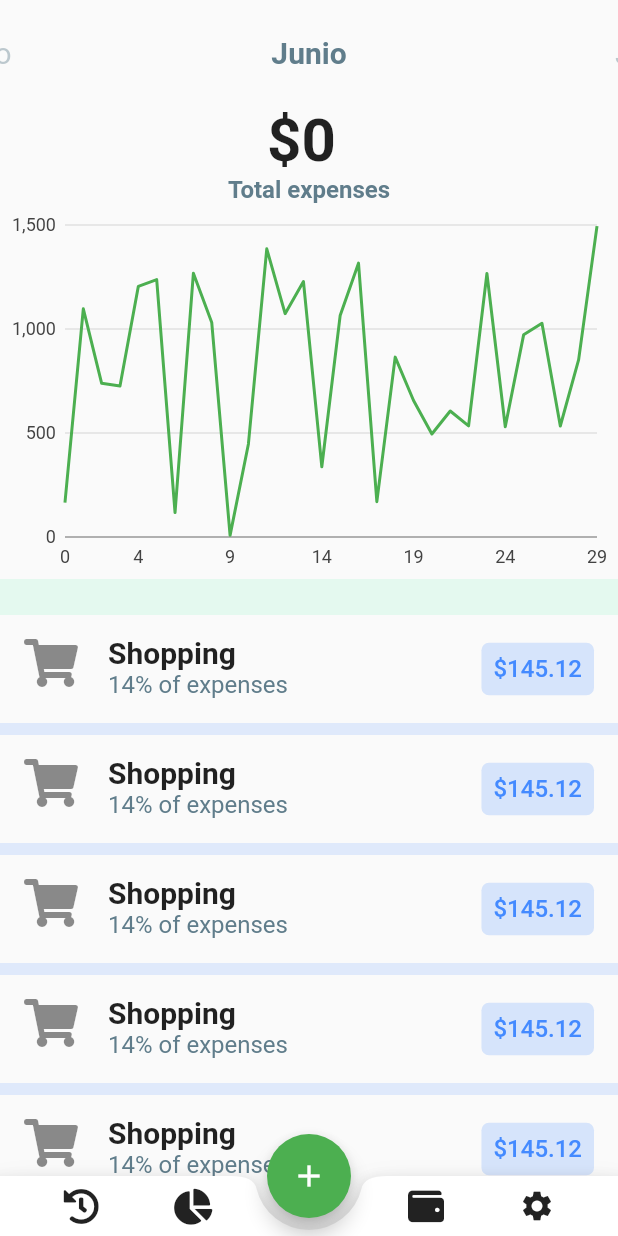
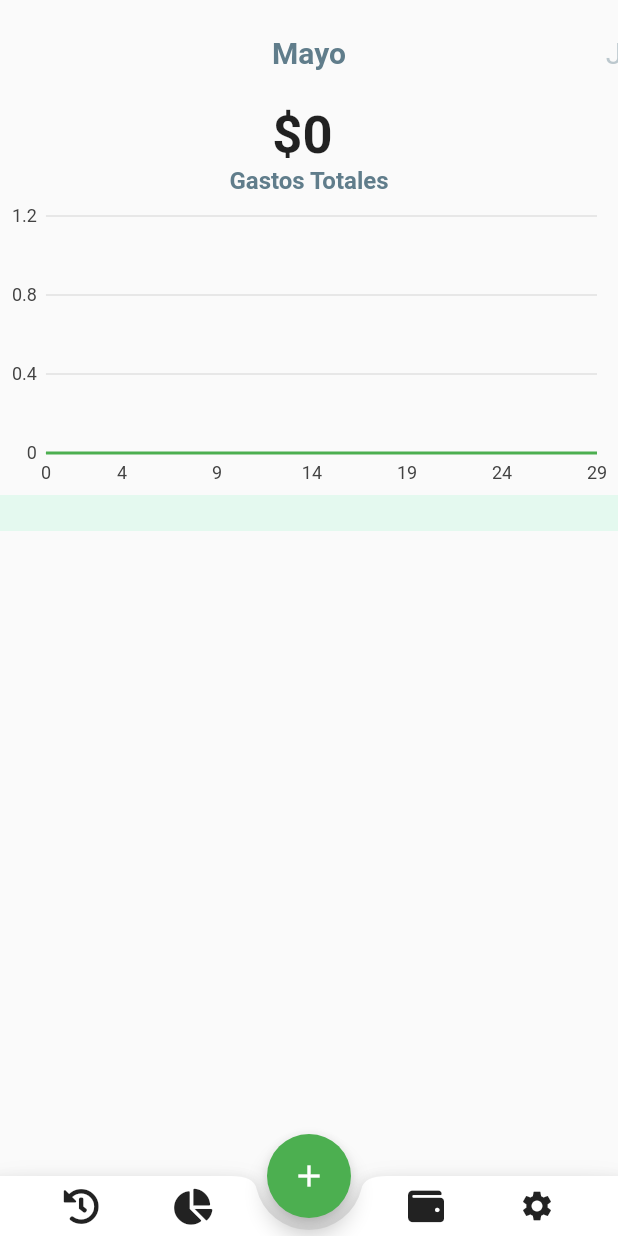
Before and after one commit to k1ltr0h/Proyecto-Tel335-, a Flutter app: the screen it shows after launch, on a phone screen of 412 x 824 dp. Run offline on Flutter 3.47's test engine with Material 2 defaults, Android fonts, the phone set to English and light mode, and no system bars; our stand-ins replace charts_flutter, cloud_firestore, font_awesome_flutter; accounts and stored records are empty.

Commit message:
Ahora es posibe visualizar los gastos de la BD en la aplicacion, tanto en los gráficos por mes, como en la lista

```diff
--- a/statsu/lib/graph_widget.dart
+++ b/statsu/lib/graph_widget.dart
@@ -1,24 +1,22 @@
-import 'dart:math';
 import 'package:flutter/material.dart';
 import 'package:charts_flutter/flutter.dart';
 
 class GraphWidget extends StatefulWidget {
+  final List<double> data;
+
+  const GraphWidget({Key key, this.data}) : super(key: key);
   @override
   _GraphWidgetState createState() => _GraphWidgetState();
 }
 
 class _GraphWidgetState extends State<GraphWidget> {
-  var data;
-
-
-  @override
-  void initState() {
-    super.initState();
-
-    var r = Random();
-    data = List<double>.generate(30, (i) => r.nextDouble() * 1500);
-  }
-
+//  var data;
+//  @override
+//  void initState() {
+//    super.initState();
+//    var r = Random();
+//    data = List<double>.generate(30, (i) => r.nextDouble() * 1500);
+//  }
   _onSelectionChanged(SelectionModel model) {
     final selectedDatum = model.selectedDatum;
 
@@ -45,7 +43,7 @@ class _GraphWidgetState extends State<GraphWidget> {
         colorFn: (_, __) => MaterialPalette.green.shadeDefault,
         domainFn: (value, index) => index,
         measureFn: (value, _) => value,
-        data: data,
+        data: widget.data,
         strokeWidthPxFn: (_, __) => 4,
       )
     ];
--- a/statsu/lib/main.dart
+++ b/statsu/lib/main.dart
@@ -29,7 +29,7 @@ class MyHomePage extends StatefulWidget {
 
 class _MyHomePageState extends State<MyHomePage> {
   PageController _controller;
-  int currentPage = 5;
+  int currentPage = 4;
   Stream<QuerySnapshot> _query;
 
   @override
--- a/statsu/lib/month_widget.dart
+++ b/statsu/lib/month_widget.dart
@@ -6,9 +6,25 @@ import 'package:cloud_firestore/cloud_firestore.dart';
 
 class MonthWidget extends StatefulWidget {
   final List<DocumentSnapshot> documents;
+  final List<double> moneyPerDay;
   final double total;
+  final Map<String, double> categories;
+
   MonthWidget({Key key, this.documents}) :
     total = documents.map((doc) => doc['money']).fold(0.0,(a,b) => a+b ),
+    moneyPerDay =  List.generate(30, (int index){
+      return documents.where((doc) => doc['day'] == (index +1 ))
+      .map((doc) => doc['money'])
+      .fold(0.0,(a,b) => a+b);
+    }),
+    categories = documents.fold({}, (Map<String, double> map, document){
+      if(!map.containsKey(document['category'])){
+        map[document['category']] = 0.0;
+      }
+      map[document['category']] += document['money'];
+      return map;
+    }),
+
     super(key: key);
 
   @override
@@ -40,10 +56,10 @@ class _MonthWidgetState extends State<MonthWidget> {
         Text("\$${ widget.total.toStringAsFixed(0)} ",
           style: TextStyle(
             fontWeight: FontWeight.bold,
-            fontSize: 40.0,
+            fontSize: 35.0,
           ),
         ),
-        Text("Total expenses",
+        Text("Gastos Totales",
           style: TextStyle(
             fontWeight: FontWeight.bold,
             fontSize: 16.0,
@@ -56,16 +72,21 @@ class _MonthWidgetState extends State<MonthWidget> {
 
   Widget _graph() {
     return Container(
-      height: 250.0,
-      child: GraphWidget(),
+      height: 200.0,
+      child: GraphWidget(
+        data: widget.moneyPerDay,
+        ),
     );
   }
   Widget _list() {
     return Expanded(
       child: ListView.separated(
-        itemCount: 15,
-        itemBuilder: (BuildContext context, int index) =>
-            _item(FontAwesomeIcons.shoppingCart, "Shopping", 14, 145.12),
+        itemCount: widget.categories.keys.length,
+        itemBuilder: (BuildContext context, int index){
+          var key = widget.categories.keys.elementAt(index);
+          var data = widget.categories[key];
+          return _item(FontAwesomeIcons.shoppingCart, key, 100*data ~/ widget.total , data); //división entera
+        },
         separatorBuilder: (BuildContext context, int index) {
           return Container(
             color: Colors.blueAccent.withOpacity(0.15),
```
